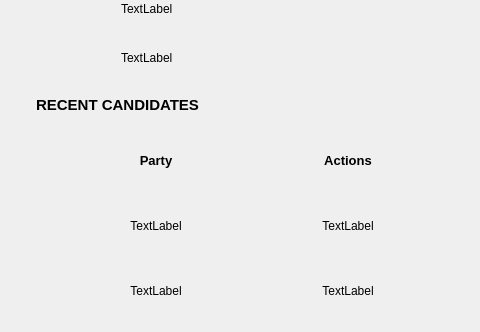
Before: the Qt Designer form E-voting-system/Experiment/candidates_dashboard.ui in Kashan-Baig/E-VOTING, drawn with Qt 5; both pictures show x 245 to 725 and y 221 to 553 of the 725 by 553 pixel window.
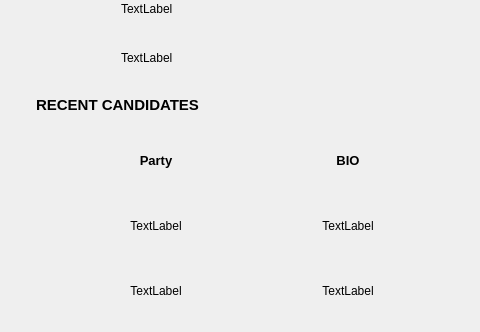
After: the same form once the commit is applied.

What changed in the file:
```diff
--- a/E-voting-system/Experiment/candidates_dashboard.ui
+++ b/E-voting-system/Experiment/candidates_dashboard.ui
@@ -519,7 +519,7 @@
         <string notr="true">color:black</string>
        </property>
        <property name="text">
-        <string>Actions</string>
+        <string>BIO</string>
        </property>
        <property name="alignment">
         <set>Qt::AlignmentFlag::AlignCenter</set>
```
Left out of the diff: 22 changed lines with no effect on the pictures.
